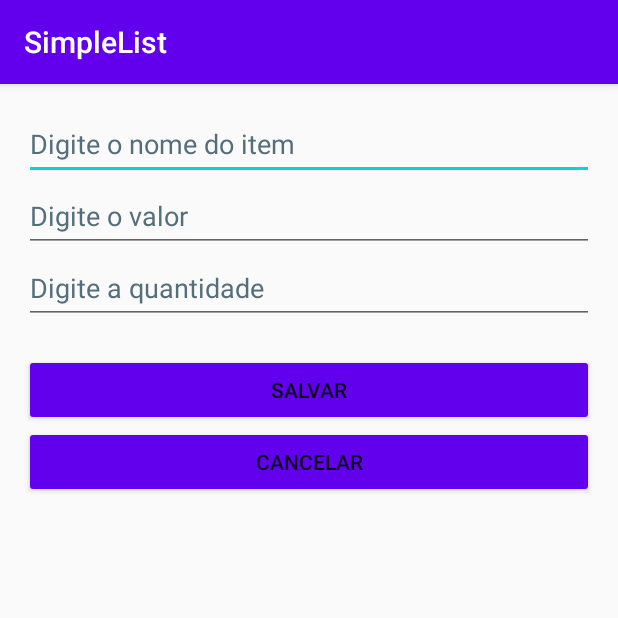
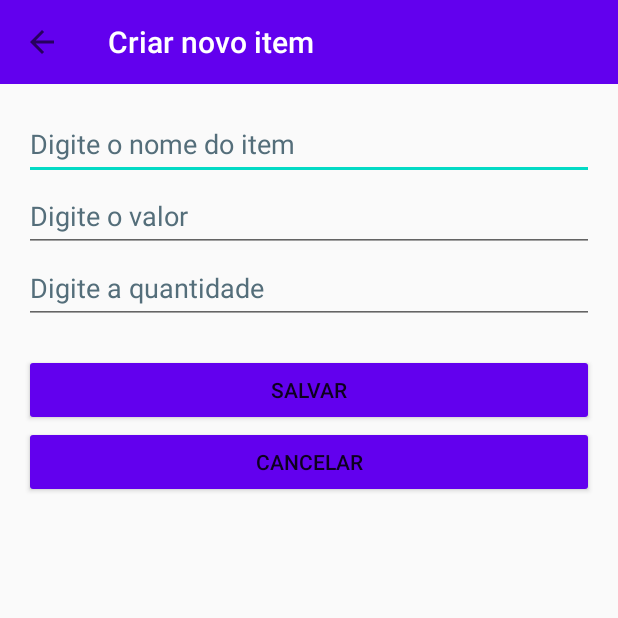
Before and after one commit to luizfelipetorres/kotlin_shopping-list, an Android app: the screen it shows after launch (addItemActivity before the commit, AddItemActivity after it), after a tap on "Botão para criar um novo item na lista", on a phone screen of 412 x 824 dp, the top half of it. Run offline under Robolectric (Android 15) with nearby library versions, the phone set to English and light mode, and no system bars.

Commit message:
Add toolbar/action bar and refactor

```diff
--- a/app/build.gradle
+++ b/app/build.gradle
@@ -29,6 +29,10 @@ android {
     kotlinOptions {
         jvmTarget = '1.8'
     }
+    viewBinding{
+        enabled = true
+    }
+
 }
 
 dependencies {
--- a/app/src/main/AndroidManifest.xml
+++ b/app/src/main/AndroidManifest.xml
@@ -14,7 +14,7 @@
         android:theme="@style/Theme.SimpleList"
         tools:targetApi="31">
         <activity
-            android:name=".addItem.addItemActivity"
+            android:name=".addItem.AddItemActivity"
             android:windowSoftInputMode="adjustResize"
             android:exported="false" />
         <activity
--- a/app/src/main/java/com/lftf/simplelist/MainActivity.kt
+++ b/app/src/main/java/com/lftf/simplelist/MainActivity.kt
@@ -2,57 +2,76 @@ package com.lftf.simplelist
 
 import android.content.Intent
 import android.os.Bundle
-import android.support.design.widget.FloatingActionButton
 import android.support.v7.app.AppCompatActivity
 import android.support.v7.widget.LinearLayoutManager
-import android.support.v7.widget.RecyclerView
+import android.support.v7.widget.Toolbar
 import android.view.View
 import com.lftf.simplelist.adapters.RVAdapter
-import com.lftf.simplelist.addItem.addItemActivity
+import com.lftf.simplelist.addItem.AddItemActivity
 import com.lftf.simplelist.data.DataManager
+import com.lftf.simplelist.databinding.ActivityMainBinding
 
-class MainActivity : AppCompatActivity() {
+fun AppCompatActivity.insertToolbar(
+    toolbar: Toolbar,
+    title: String,
+    displayBackButton: Boolean = false
+) {
+    setSupportActionBar(toolbar)
+    supportActionBar?.title = title
+    if (displayBackButton) {
+        supportActionBar?.setDisplayHomeAsUpEnabled(displayBackButton)
+
+    }
+}
+
+
+
+class MainActivity : AppCompatActivity(), View.OnClickListener {
+    lateinit var binding: ActivityMainBinding
+
+
     override fun onCreate(savedInstanceState: Bundle?) {
         super.onCreate(savedInstanceState)
-        setContentView(R.layout.activity_main)
+        binding = ActivityMainBinding.inflate(layoutInflater)
+        setContentView(binding.root)
 
-        displayContent()
+        insertToolbar(binding.toolbar.root, "Lista de itens")
+        createRecyclerView()
 
+        binding.fab.setOnClickListener(this)
     }
 
-    override fun onSaveInstanceState(outState: Bundle) {
 
-        super.onSaveInstanceState(outState)
-    }
-
-    override fun onRestoreInstanceState(savedInstanceState: Bundle) {
-
-        super.onRestoreInstanceState(savedInstanceState)
-    }
-
-    private fun displayContent() {
+    private fun createRecyclerView() {
         val list = DataManager.getList()
-        val adapter = RVAdapter(list)
+        val adapter = RVAdapter(this, list)
         val layoutManager = LinearLayoutManager(
             this,
             LinearLayoutManager.VERTICAL,
             false
         )
 
-        findViewById<RecyclerView>(R.id.recycler_view_list).apply {
+        binding.recyclerViewList.apply {
             this.layoutManager = layoutManager
             this.adapter = adapter
         }
-
-        val fab = findViewById<FloatingActionButton>(R.id.fab)
-        fab.setOnClickListener(View.OnClickListener {
-            val intent = Intent(this, addItemActivity::class.java )
-            startActivity(intent)
-        })
     }
 
     override fun onResume() {
-        displayContent()
+        createRecyclerView()
         super.onResume()
     }
+
+    /**
+     * Como a classe MainActivity está implementando View.OnClickListener, deveoms sobreescrever
+     * esse médoto. Com isso, podemos passar as ações de click todas por essa função
+     */
+    override fun onClick(v: View) {
+        when (v.id) {
+            R.id.fab -> {
+                val intent = Intent(this, AddItemActivity::class.java)
+                startActivity(intent)
+            }
+        }
+    }
 }
--- a/app/src/main/java/com/lftf/simplelist/adapters/RVAdapter.kt
+++ b/app/src/main/java/com/lftf/simplelist/adapters/RVAdapter.kt
@@ -1,6 +1,7 @@
 package com.lftf.simplelist.adapters
 
 import android.annotation.SuppressLint
+import android.content.Context
 import android.support.v7.widget.RecyclerView
 import android.view.LayoutInflater
 import android.view.View
@@ -14,7 +15,8 @@ import com.lftf.simplelist.models.ItemModel
 /**
  * Cria um adaptador. O adaptador cria objetos ViewHolder conforme necessário
  */
-class RVAdapter(val itemList: List<ItemModel>): RecyclerView.Adapter<RVAdapter.ViewHolder>() {
+class RVAdapter(val context: Context, val itemList: List<ItemModel>) :
+    RecyclerView.Adapter<RVAdapter.ViewHolder>() {
 
     /**
      * nested class (classe interna) viewHolder, manipulada por RVAdapter
@@ -22,13 +24,28 @@ class RVAdapter(val itemList: List<ItemModel>): RecyclerView.Adapter<RVAdapter.V
     inner class ViewHolder(view: View) : RecyclerView.ViewHolder(view) {
         val textView: TextView = view.findViewById(R.id.text_view)
         val buttonDelete: ImageButton = view.findViewById<ImageButton>(R.id.button_delete)
+
+        fun bind(item: ItemModel) {
+            textView.text = """
+            Titulo:     ${item.title} (${position})
+            Quantidade: ${item.quantity}
+            Valor:      R$ ${"%.2f".format(item.value)}
+            Total:      R$ ${"%.2f".format(item.getTotalValue())}
+            """.trimIndent()
+
+            buttonDelete.setOnClickListener {
+                DataManager.deleteItem(position)
+                notifyItemRemoved(position)
+                notifyItemRangeChanged(0, itemCount)
+            }
+        }
     }
 
     /**
      * Criar ViewHouders de R.layout.item
      */
     override fun onCreateViewHolder(p0: ViewGroup, p1: Int): ViewHolder {
-        val item = LayoutInflater.from(p0.context).inflate(R.layout.item,p0, false)
+        val item = LayoutInflater.from(p0.context).inflate(R.layout.item, p0, false)
         return ViewHolder(item)
     }
 
@@ -38,18 +55,7 @@ class RVAdapter(val itemList: List<ItemModel>): RecyclerView.Adapter<RVAdapter.V
     @SuppressLint("SetTextI18n")
     override fun onBindViewHolder(viewHolder: ViewHolder, position: Int) {
         val item = itemList[position]
-        viewHolder.textView.text = """
-            Titulo:     ${item.title} (${position})
-            Quantidade: ${item.quantity}
-            Valor:      R$ ${"%.2f".format(item.value)}
-            Total:      R$ ${"%.2f".format(item.getTotalValue())}
-        """.trimIndent()
-
-        viewHolder.buttonDelete.setOnClickListener {
-            DataManager.deleteItem(position)
-            notifyItemRemoved(position)
-            notifyItemRangeChanged(0, itemCount)
-        }
+        viewHolder.bind(item)
     }
 
     /**
--- /dev/null
+++ b/app/src/main/java/com/lftf/simplelist/addItem/AddItemActivity.kt
@@ -0,0 +1,50 @@
+package com.lftf.simplelist.addItem
+
+import android.os.Bundle
+import android.support.v7.app.AppCompatActivity
+import android.view.MenuItem
+import android.view.View
+import android.widget.Toast
+import com.lftf.simplelist.R
+import com.lftf.simplelist.data.DataManager
+import com.lftf.simplelist.databinding.ActivityAddItemBinding
+import com.lftf.simplelist.insertToolbar
+import com.lftf.simplelist.models.ItemModel
+
+
+class AddItemActivity : AppCompatActivity(), View.OnClickListener {
+
+    override fun onOptionsItemSelected(item: MenuItem): Boolean {
+        onBackPressed()
+        return true
+    }
+
+    lateinit var binding: ActivityAddItemBinding
+    override fun onCreate(savedInstanceState: Bundle?) {
+        super.onCreate(savedInstanceState)
+        binding = ActivityAddItemBinding.inflate(layoutInflater)
+        setContentView(binding.root)
+
+        insertToolbar(binding.toolbar.root, "Criar novo item", true)
+
+        binding.buttonSave.setOnClickListener(this)
+    }
+
+    override fun onClick(v: View) {
+        when (v.id) {
+            R.id.button_save -> {
+                val stringTitle = binding.fieldTitle.text.toString()
+                val floatValue = binding.fieldValue.text.toString().toFloat()
+                val intQuantity: Int = when (binding.fieldQuantity.text.toString()) {
+                    "" -> 1
+                    else -> binding.fieldQuantity.text.toString().toInt()
+                }
+                ItemModel(stringTitle, quantity = intQuantity, value = floatValue).apply {
+                    DataManager.addItem(this)
+                    finish()
+                    Toast.makeText(this@AddItemActivity, "Item salvo", Toast.LENGTH_LONG).show()
+                }
+            }
+        }
+    }
+}
--- a/app/src/main/java/com/lftf/simplelist/addItem/addItemActivity.kt
+++ /dev/null
@@ -1,35 +0,0 @@
-package com.lftf.simplelist.addItem
-
-import android.os.Bundle
-import android.support.v7.app.AppCompatActivity
-import android.widget.Button
-import android.widget.EditText
-import android.widget.Toast
-import com.lftf.simplelist.R
-import com.lftf.simplelist.data.DataManager
-import com.lftf.simplelist.models.ItemModel
-
-class addItemActivity : AppCompatActivity() {
-    override fun onCreate(savedInstanceState: Bundle?) {
-        super.onCreate(savedInstanceState)
-        setContentView(R.layout.activity_add_item)
-
-        val title = findViewById<EditText>(R.id.field_title)
-        val value = findViewById<EditText>(R.id.field_value)
-        val quantity = findViewById<EditText>(R.id.field_quantity)
-
-        findViewById<Button>(R.id.button_save).setOnClickListener {
-            val stringTitle = title.text.toString()
-            val floatValue = value.text.toString().toFloat()
-            val intQuantity: Int = when (quantity.text.toString()) {
-                "" -> 1
-                else -> quantity.text.toString().toInt()
-            }
-            ItemModel(stringTitle, quantity = intQuantity, value = floatValue).apply {
-                DataManager.addItem(this)
-                finish()
-                Toast.makeText(this@addItemActivity, "Item salvo", Toast.LENGTH_LONG).show()
-            }
-        }
-    }
-}
--- a/app/src/main/java/com/lftf/simplelist/data/DataManager.kt
+++ b/app/src/main/java/com/lftf/simplelist/data/DataManager.kt
@@ -15,6 +15,10 @@ object DataManager {
 
     fun addItem(itemModel: ItemModel) {
         list.add(itemModel)
+    }
+
+    fun updateItem(position: Int, item: ItemModel){
+        list[position] = item
     }
 
     fun deleteItem(position: Int) {
--- /dev/null
+++ b/app/src/main/res/drawable/ic_baseline_done_24.xml
@@ -0,0 +1,5 @@
+<vector android:autoMirrored="true" android:height="24dp"
+    android:tint="#FFFFFF" android:viewportHeight="24"
+    android:viewportWidth="24" android:width="24dp" xmlns:android="http://schemas.android.com/apk/res/android">
+    <path android:fillColor="@android:color/white" android:pathData="M9,16.2L4.8,12l-1.4,1.4L9,19 21,7l-1.4,-1.4L9,16.2z"/>
+</vector>
--- a/app/src/main/res/layout/activity_add_item.xml
+++ b/app/src/main/res/layout/activity_add_item.xml
@@ -1,11 +1,24 @@
 <?xml version="1.0" encoding="utf-8"?>
+
 <android.support.constraint.ConstraintLayout xmlns:android="http://schemas.android.com/apk/res/android"
     xmlns:app="http://schemas.android.com/apk/res-auto"
     xmlns:tools="http://schemas.android.com/tools"
     android:layout_width="match_parent"
-    android:layout_height="match_parent"
+    android:layout_height="match_parent">
+
+    <include
+        layout="@layout/toolbar"
+        app:layout_constraintStart_toStartOf="parent"
+        android:id="@+id/toolbar"/>
+
+    <android.support.constraint.ConstraintLayout
+        android:layout_width="match_parent"
+        android:layout_height="0dp"
         android:padding="16dp"
-    tools:context=".addItem.addItemActivity">
+        app:layout_constraintStart_toStartOf="parent"
+        app:layout_constraintTop_toBottomOf="@id/toolbar"
+        tools:context=".addItem.AddItemActivity">
+
 
         <EditText
             android:id="@+id/field_title"
@@ -19,7 +32,8 @@
             android:textColorHint="#546E7A"
             app:layout_constraintEnd_toEndOf="parent"
             app:layout_constraintStart_toStartOf="parent"
-        app:layout_constraintTop_toTopOf="parent" />
+            app:layout_constraintTop_toTopOf="parent"
+            />
 
         <EditText
             android:id="@+id/field_value"
@@ -68,3 +82,4 @@
 
 
     </android.support.constraint.ConstraintLayout>
+</android.support.constraint.ConstraintLayout>
--- /dev/null
+++ b/app/src/main/res/layout/toolbar.xml
@@ -0,0 +1,10 @@
+<?xml version="1.0" encoding="utf-8"?>
+<android.support.v7.widget.Toolbar xmlns:android="http://schemas.android.com/apk/res/android"
+    xmlns:app="http://schemas.android.com/apk/res-auto"
+    xmlns:tools="http://schemas.android.com/tools"
+    android:id="@+id/toolbar"
+    android:layout_width="match_parent"
+    android:layout_height="?attr/actionBarSize"
+    android:background="@color/purple_500"
+    app:titleTextColor="@color/white"
+    tools:title="Toolbar title"/>
--- a/app/src/main/res/values-night/themes.xml
+++ b/app/src/main/res/values-night/themes.xml
@@ -1,6 +1,6 @@
 <resources xmlns:tools="http://schemas.android.com/tools">
     <!-- Base application theme. -->
-    <style name="Theme.SimpleList" parent="Theme.AppCompat.Light.DarkActionBar">
+    <style name="Theme.SimpleList" parent="Theme.AppCompat.Light.NoActionBar">
         <!-- Primary brand color. -->
         <item name="colorPrimary">@color/purple_200</item>
         <item name="colorPrimaryDark">@color/purple_700</item>
--- a/app/src/main/res/values/themes.xml
+++ b/app/src/main/res/values/themes.xml
@@ -1,6 +1,6 @@
 <resources xmlns:tools="http://schemas.android.com/tools">
     <!-- Base application theme. -->
-    <style name="Theme.SimpleList" parent="Theme.AppCompat.DayNight.DarkActionBar">
+    <style name="Theme.SimpleList" parent="Theme.AppCompat.DayNight.NoActionBar">
         <!-- Primary brand color. -->
         <item name="colorPrimary">@color/purple_500</item>
         <item name="colorPrimaryDark">@color/purple_700</item>
```
Also changed, not shown: app/src/main/res/layout/activity_main.xml (+2 -11 lines). Lines whose indentation alone changed are shown as unchanged.
